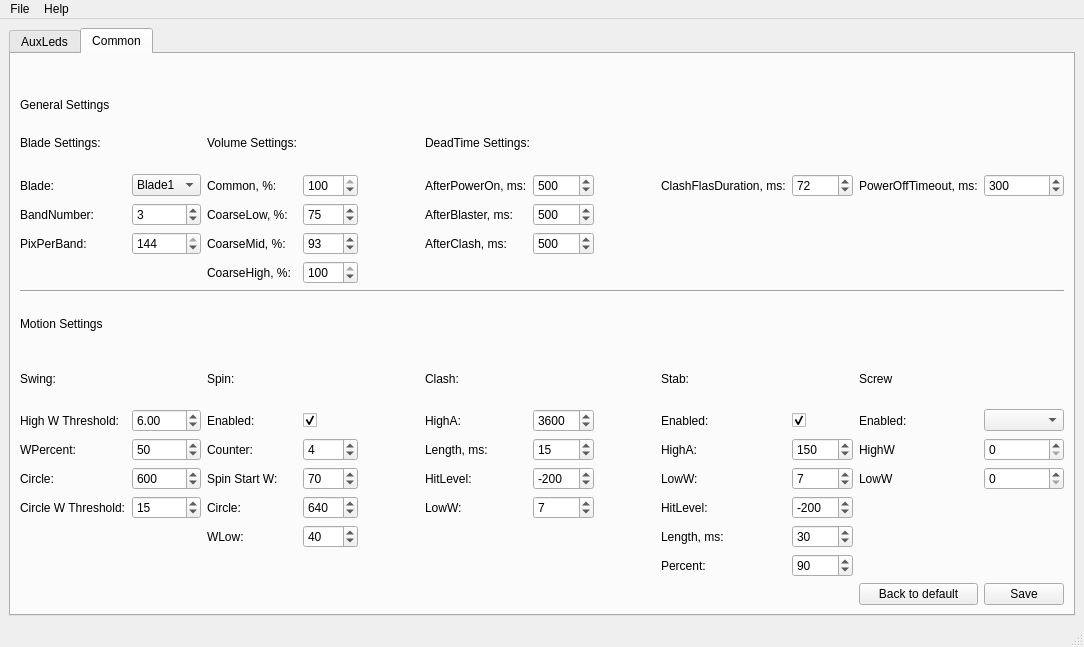
raptorbox01/profileeditor, file Design.ui: the form before one commit.
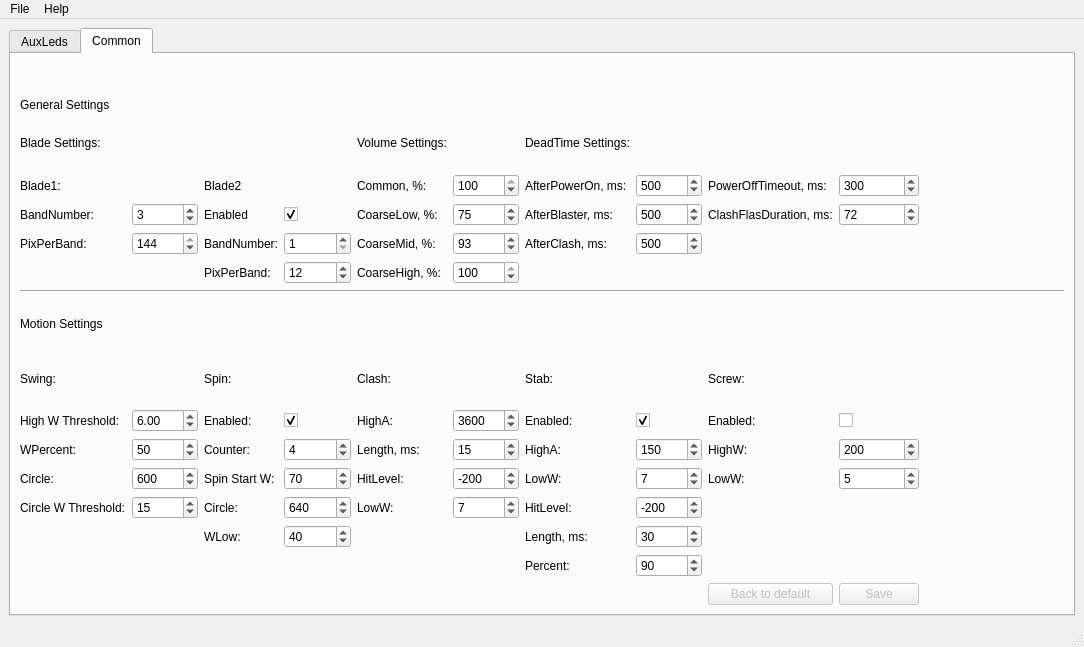
The form after the commit. The open tabs and pages were chosen to show the change.

Patch:
```diff
--- a/Design.ui
+++ b/Design.ui
@@ -592,24 +592,85 @@
         <string>Common</string>
        </attribute>
        <layout class="QGridLayout" name="gridLayout_2">
+        <item row="35" column="11">
+         <widget class="QPushButton" name="BtnSave">
+          <property name="enabled">
+           <bool>false</bool>
+          </property>
+          <property name="text">
+           <string>Save</string>
+          </property>
+         </widget>
+        </item>
+        <item row="28" column="11">
+         <widget class="QCheckBox" name="CBScrewEnabled">
+          <property name="text">
+           <string/>
+          </property>
+         </widget>
+        </item>
+        <item row="35" column="10">
+         <widget class="QPushButton" name="BtnDefault">
+          <property name="enabled">
+           <bool>false</bool>
+          </property>
+          <property name="text">
+           <string>Back to default</string>
+          </property>
+         </widget>
+        </item>
+        <item row="27" column="10">
+         <widget class="QLabel" name="LblScrew">
+          <property name="text">
+           <string>Screw:</string>
+          </property>
+         </widget>
+        </item>
+        <item row="20" column="11">
+         <widget class="QSpinBox" name="SpinClashFlashDuration">
+          <property name="maximum">
+           <number>99999</number>
+          </property>
+          <property name="value">
+           <number>72</number>
+          </property>
+         </widget>
+        </item>
+        <item row="28" column="10">
+         <widget class="QLabel" name="LblScrewEnabled">
+          <property name="text">
+           <string>Enabled:</string>
+          </property>
+         </widget>
+        </item>
         <item row="31" column="10">
-         <widget class="QLabel" name="LblStabLowW">
+         <widget class="QLabel" name="LblScrewLowW">
           <property name="text">
            <string>LowW:</string>
           </property>
          </widget>
         </item>
-        <item row="31" column="7">
-         <widget class="QLabel" name="LblClashHitLevel">
+        <item row="30" column="10">
+         <widget class="QLabel" name="LbScrewHighW">
           <property name="text">
-           <string>HitLevel:</string>
+           <string>HighW:</string>
           </property>
          </widget>
         </item>
-        <item row="32" column="7">
-         <widget class="QLabel" name="LblClashLowW">
-          <property name="text">
-           <string>LowW:</string>
+        <item row="31" column="11">
+         <widget class="QSpinBox" name="SpinScrewLowW">
+          <property name="value">
+           <number>5</number>
+          </property>
+         </widget>
+        </item>
+        <item row="30" column="11">
+         <widget class="QSpinBox" name="SpinScrewHighW">
+          <property name="maximum">
+           <number>999</number>
+          </property>
+          <property name="value">
+           <number>200</number>
           </property>
          </widget>
         </item>
@@ -636,13 +697,6 @@
           </property>
          </widget>
         </item>
-        <item row="30" column="7">
-         <widget class="QLabel" name="LblClashLength">
-          <property name="text">
-           <string>Length, ms:</string>
-          </property>
-         </widget>
-        </item>
         <item row="31" column="4">
          <widget class="QLabel" name="LblSpinW">
           <property name="text">
@@ -657,27 +711,6 @@
           </property>
          </widget>
         </item>
-        <item row="30" column="10">
-         <widget class="QLabel" name="LblStabHighA">
-          <property name="text">
-           <string>HighA:</string>
-          </property>
-         </widget>
-        </item>
-        <item row="27" column="12">
-         <widget class="QLabel" name="label_22">
-          <property name="text">
-           <string>Screw</string>
-          </property>
-         </widget>
-        </item>
-        <item row="32" column="10">
-         <widget class="QLabel" name="LblStabHitLevel">
-          <property name="text">
-           <string>HitLevel:</string>
-          </property>
-         </widget>
-        </item>
         <item row="32" column="2">
          <widget class="QLabel" name="LblCircleW">
           <property name="text">
@@ -706,27 +739,6 @@
           </property>
          </widget>
         </item>
-        <item row="35" column="13">
-         <widget class="QPushButton" name="pushButton">
-          <property name="text">
-           <string>Save</string>
-          </property>
-         </widget>
-        </item>
-        <item row="27" column="10">
-         <widget class="QLabel" name="LblStab">
-          <property name="text">
-           <string>Stab:</string>
-          </property>
-         </widget>
-        </item>
-        <item row="32" column="8">
-         <widget class="QSpinBox" name="SpinClashLowW">
-          <property name="value">
-           <number>7</number>
-          </property>
-         </widget>
-        </item>
         <item row="30" column="2">
          <widget class="QLabel" name="LblSwingWPercent">
           <property name="text">
@@ -754,13 +766,6 @@
           </property>
          </widget>
         </item>
-        <item row="33" column="10">
-         <widget class="QLabel" name="LblSpinLength">
-          <property name="text">
-           <string>Length, ms:</string>
-          </property>
-         </widget>
-        </item>
         <item row="0" column="2">
          <widget class="QLabel" name="LblGeneral">
           <property name="text">
@@ -771,52 +776,6 @@
           </property>
          </widget>
         </item>
-        <item row="35" column="12">
-         <widget class="QPushButton" name="pushButton_2">
-          <property name="text">
-           <string>Back to default</string>
-          </property>
-         </widget>
-        </item>
-        <item row="31" column="8">
-         <widget class="QSpinBox" name="SpinClashHitLevel">
-          <property name="minimum">
-           <number>-1000</number>
-          </property>
-          <property name="maximum">
-           <number>1000</number>
-          </property>
-          <property name="singleStep">
-           <number>50</number>
-          </property>
-          <property name="value">
-           <number>-200</number>
-          </property>
-         </widget>
-        </item>
-        <item row="28" column="8">
-         <widget class="QSpinBox" name="SpinClashHighA">
-          <property name="minimum">
-           <number>1000</number>
-          </property>
-          <property name="maximum">
-           <number>9999</number>
-          </property>
-          <property name="value">
-           <number>3600</number>
-          </property>
-         </widget>
-        </item>
-        <item row="30" column="8">
-         <widget class="QSpinBox" name="QSpinLength">
-          <property name="maximum">
-           <number>9999</number>
-          </property>
-          <property name="value">
-           <number>15</number>
-          </property>
-         </widget>
-        </item>
         <item row="30" column="5">
          <widget class="QSpinBox" name="SpinSpinCounter">
           <property name="minimum">
@@ -843,13 +802,6 @@
           </property>
          </widget>
         </item>
-        <item row="28" column="7">
-         <widget class="QLabel" name="LblClashHighA">
-          <property name="text">
-           <string>HighA:</string>
-          </property>
-         </widget>
-        </item>
         <item row="20" column="3">
          <widget class="QSpinBox" name="SpinBand">
           <property name="minimum">
@@ -863,24 +815,10 @@
           </property>
          </widget>
         </item>
-        <item row="11" column="4">
-         <widget class="QLabel" name="LblCommon">
-          <property name="text">
-           <string>Common, %:</string>
-          </property>
-         </widget>
-        </item>
         <item row="11" column="2">
          <widget class="QLabel" name="LblBlade">
           <property name="text">
-           <string>Blade:</string>
-          </property>
-         </widget>
-        </item>
-        <item row="34" column="10">
-         <widget class="QLabel" name="LblStabPercent">
-          <property name="text">
-           <string>Percent:</string>
+           <string>Blade1:</string>
           </property>
          </widget>
         </item>
@@ -897,23 +835,6 @@
           </property>
          </widget>
         </item>
-        <item row="20" column="5">
-         <widget class="QSpinBox" name="SpinCoarseLow">
-          <property name="maximum">
-           <number>100</number>
-          </property>
-          <property name="value">
-           <number>75</number>
-          </property>
-         </widget>
-        </item>
-        <item row="11" column="10">
-         <widget class="QLabel" name="LblClashFlashDuration">
-          <property name="text">
-           <string>ClashFlasDuration, ms:</string>
-          </property>
-         </widget>
-        </item>
         <item row="20" column="2">
          <widget class="QLabel" name="LblBandNumber">
           <property name="text">
@@ -921,20 +842,6 @@
           </property>
          </widget>
         </item>
-        <item row="28" column="10">
-         <widget class="QLabel" name="LblEnabled">
-          <property name="text">
-           <string>Enabled:</string>
-          </property>
-         </widget>
-        </item>
-        <item row="21" column="4">
-         <widget class="QLabel" name="LblCOarseMid">
-          <property name="text">
-           <string>CoarseMid, %:</string>
-          </property>
-         </widget>
-        </item>
         <item row="1" column="2">
          <widget class="QLabel" name="LblBladeSettings">
           <property name="text">
@@ -962,60 +869,6 @@
           </property>
          </widget>
         </item>
-        <item row="11" column="11">
-         <widget class="QSpinBox" name="SpinClashFlashDuration">
-          <property name="maximum">
-           <number>99999</number>
-          </property>
-          <property name="value">
-           <number>72</number>
-          </property>
-         </widget>
-        </item>
-        <item row="1" column="4">
-         <widget class="QLabel" name="LblVolume">
-          <property name="text">
-           <string>Volume Settings:</string>
-          </property>
-         </widget>
-        </item>
-        <item row="20" column="8">
-         <widget class="QSpinBox" name="SpinAfterBlaster">
-          <property name="maximum">
-           <number>99999</number>
-          </property>
-          <property name="value">
-           <number>500</number>
-          </property>
-         </widget>
-        </item>
-        <item row="22" column="5">
-         <widget class="QSpinBox" name="SpinCoarseHigh">
-          <property name="maximum">
-           <number>100</number>
-          </property>
-          <property name="value">
-           <number>100</number>
-          </property>
-         </widget>
-        </item>
-        <item row="11" column="5">
-         <widget class="QSpinBox" name="SpinCommon">
-          <property name="maximum">
-           <number>100</number>
-          </property>
-          <property name="value">
-           <number>100</number>
-          </property>
-         </widget>
-        </item>
-        <item row="11" column="7">
-         <widget class="QLabel" name="LblAfterPowerOn">
-          <property name="text">
-           <string>AfterPowerOn, ms:</string>
-          </property>
-         </widget>
-        </item>
         <item row="28" column="4">
          <widget class="QLabel" name="LBLSpinEnabled">
           <property name="text">
@@ -1023,51 +876,6 @@
           </property>
          </widget>
         </item>
-        <item row="20" column="4">
-         <widget class="QLabel" name="LblCoarceLow">
-          <property name="text">
-           <string>CoarseLow, %:</string>
-          </property>
-         </widget>
-        </item>
-        <item row="11" column="12">
-         <widget class="QLabel" name="LblPowerOffTimeout">
-          <property name="text">
-           <string>PowerOffTimeout, ms:</string>
-          </property>
-         </widget>
-        </item>
-        <item row="11" column="3">
-         <widget class="QComboBox" name="CBBlade">
-          <item>
-           <property name="text">
-            <string>Blade1</string>
-           </property>
-          </item>
-          <item>
-           <property name="text">
-            <string>Blade2</string>
-           </property>
-          </item>
-         </widget>
-        </item>
-        <item row="21" column="7">
-         <widget class="QLabel" name="LblAfterClash">
-          <property name="text">
-           <string>AfterClash, ms:</string>
-          </property>
-         </widget>
-        </item>
-        <item row="21" column="5">
-         <widget class="QSpinBox" name="SpinCoarseMid">
-          <property name="maximum">
-           <number>100</number>
-          </property>
-          <property name="value">
-           <number>93</number>
-          </property>
-         </widget>
-        </item>
         <item row="21" column="2">
          <widget class="QLabel" name="LblPixPerBand">
           <property name="text">
@@ -1075,13 +883,6 @@
           </property>
          </widget>
         </item>
-        <item row="22" column="4">
-         <widget class="QLabel" name="LblCoarseHigh">
-          <property name="text">
-           <string>CoarseHigh, %:</string>
-          </property>
-         </widget>
-        </item>
         <item row="31" column="3">
          <widget class="QSpinBox" name="SpinSwingCircle">
           <property name="maximum">
@@ -1092,23 +893,6 @@
           </property>
          </widget>
         </item>
-        <item row="11" column="8">
-         <widget class="QSpinBox" name="SpinAfterPowerOn">
-          <property name="maximum">
-           <number>99999</number>
-          </property>
-          <property name="value">
-           <number>500</number>
-          </property>
-         </widget>
-        </item>
-        <item row="20" column="7">
-         <widget class="QLabel" name="LblAfterBlaster">
-          <property name="text">
-           <string>AfterBlaster, ms:</string>
-          </property>
-         </widget>
-        </item>
         <item row="28" column="2">
          <widget class="QLabel" name="LblSwingHighW">
           <property name="text">
@@ -1116,26 +900,6 @@
           </property>
          </widget>
         </item>
-        <item row="21" column="8">
-         <widget class="QSpinBox" name="SpinAfterClash">
-          <property name="maximum">
-           <number>99999</number>
-          </property>
-          <property name="value">
-           <number>500</number>
-          </property>
-         </widget>
-        </item>
-        <item row="11" column="13">
-         <widget class="QSpinBox" name="SpinPowerOffTimeout">
-          <property name="maximum">
-           <number>99999</number>
-          </property>
-          <property name="value">
-           <number>300</number>
-          </property>
-         </widget>
-        </item>
         <item row="27" column="4">
          <widget class="QLabel" name="LBLSpin">
           <property name="text">
@@ -1150,14 +914,286 @@
           </property>
          </widget>
         </item>
-        <item row="27" column="7">
+        <item row="28" column="3">
+         <widget class="QDoubleSpinBox" name="DSpinSwingHighW">
+          <property name="maximum">
+           <double>99.989999999999995</double>
+          </property>
+          <property name="value">
+           <double>6.000000000000000</double>
+          </property>
+         </widget>
+        </item>
+        <item row="28" column="5">
+         <widget class="QCheckBox" name="CBEnabled">
+          <property name="text">
+           <string/>
+          </property>
+          <property name="checked">
+           <bool>true</bool>
+          </property>
+         </widget>
+        </item>
+        <item row="11" column="4">
+         <widget class="QLabel" name="LblBlade2">
+          <property name="text">
+           <string>Blade2</string>
+          </property>
+         </widget>
+        </item>
+        <item row="22" column="4">
+         <widget class="QLabel" name="LblPixPerBand_2">
+          <property name="text">
+           <string>PixPerBand:</string>
+          </property>
+         </widget>
+        </item>
+        <item row="1" column="6">
+         <widget class="QLabel" name="LblVolume">
+          <property name="text">
+           <string>Volume Settings:</string>
+          </property>
+         </widget>
+        </item>
+        <item row="22" column="5">
+         <widget class="QSpinBox" name="spinBox_2">
+          <property name="maximum">
+           <number>144</number>
+          </property>
+          <property name="value">
+           <number>12</number>
+          </property>
+         </widget>
+        </item>
+        <item row="30" column="7">
+         <widget class="QSpinBox" name="QSpinLength">
+          <property name="maximum">
+           <number>9999</number>
+          </property>
+          <property name="value">
+           <number>15</number>
+          </property>
+         </widget>
+        </item>
+        <item row="21" column="4">
+         <widget class="QLabel" name="LblBandNumber_2">
+          <property name="text">
+           <string>BandNumber:</string>
+          </property>
+         </widget>
+        </item>
+        <item row="21" column="5">
+         <widget class="QSpinBox" name="SpinBandNumber">
+          <property name="minimum">
+           <number>1</number>
+          </property>
+          <property name="maximum">
+           <number>10</number>
+          </property>
+          <property name="value">
+           <number>1</number>
+          </property>
+         </widget>
+        </item>
+        <item row="31" column="6">
+         <widget class="QLabel" name="LblClashHitLevel">
+          <property name="text">
+           <string>HitLevel:</string>
+          </property>
+         </widget>
+        </item>
+        <item row="30" column="6">
+         <widget class="QLabel" name="LblClashLength">
+          <property name="text">
+           <string>Length, ms:</string>
+          </property>
+         </widget>
+        </item>
+        <item row="28" column="6">
+         <widget class="QLabel" name="LblClashHighA">
+          <property name="text">
+           <string>HighA:</string>
+          </property>
+         </widget>
+        </item>
+        <item row="31" column="7">
+         <widget class="QSpinBox" name="SpinClashHitLevel">
+          <property name="minimum">
+           <number>-1000</number>
+          </property>
+          <property name="maximum">
+           <number>1000</number>
+          </property>
+          <property name="singleStep">
+           <number>50</number>
+          </property>
+          <property name="value">
+           <number>-200</number>
+          </property>
+         </widget>
+        </item>
+        <item row="21" column="6">
+         <widget class="QLabel" name="LblCOarseMid">
+          <property name="text">
+           <string>CoarseMid, %:</string>
+          </property>
+         </widget>
+        </item>
+        <item row="11" column="6">
+         <widget class="QLabel" name="LblCommon">
+          <property name="text">
+           <string>Common, %:</string>
+          </property>
+         </widget>
+        </item>
+        <item row="22" column="6">
+         <widget class="QLabel" name="LblCoarseHigh">
+          <property name="text">
+           <string>CoarseHigh, %:</string>
+          </property>
+         </widget>
+        </item>
+        <item row="27" column="6">
          <widget class="QLabel" name="LblClash">
           <property name="text">
            <string>Clash:</string>
           </property>
          </widget>
         </item>
-        <item row="30" column="11">
+        <item row="20" column="6">
+         <widget class="QLabel" name="LblCoarceLow">
+          <property name="text">
+           <string>CoarseLow, %:</string>
+          </property>
+         </widget>
+        </item>
+        <item row="32" column="6">
+         <widget class="QLabel" name="LblClashLowW">
+          <property name="text">
+           <string>LowW:</string>
+          </property>
+         </widget>
+        </item>
+        <item row="28" column="7">
+         <widget class="QSpinBox" name="SpinClashHighA">
+          <property name="minimum">
+           <number>1000</number>
+          </property>
+          <property name="maximum">
+           <number>9999</number>
+          </property>
+          <property name="value">
+           <number>3600</number>
+          </property>
+         </widget>
+        </item>
+        <item row="32" column="7">
+         <widget class="QSpinBox" name="SpinClashLowW">
+          <property name="value">
+           <number>7</number>
+          </property>
+         </widget>
+        </item>
+        <item row="11" column="7">
+         <widget class="QSpinBox" name="SpinCommon">
+          <property name="maximum">
+           <number>100</number>
+          </property>
+          <property name="value">
+           <number>100</number>
+          </property>
+         </widget>
+        </item>
+        <item row="20" column="7">
+         <widget class="QSpinBox" name="SpinCoarseLow">
+          <property name="maximum">
+           <number>100</number>
+          </property>
+          <property name="value">
+           <number>75</number>
+          </property>
+         </widget>
+        </item>
+        <item row="21" column="7">
+         <widget class="QSpinBox" name="SpinCoarseMid">
+          <property name="maximum">
+           <number>100</number>
+          </property>
+          <property name="value">
+           <number>93</number>
+          </property>
+         </widget>
+        </item>
+        <item row="22" column="7">
+         <widget class="QSpinBox" name="SpinCoarseHigh">
+          <property name="maximum">
+           <number>100</number>
+          </property>
+          <property name="value">
+           <number>100</number>
+          </property>
+         </widget>
+        </item>
+        <item row="31" column="8">
+         <widget class="QLabel" name="LblStabLowW">
+          <property name="text">
+           <string>LowW:</string>
+          </property>
+         </widget>
+        </item>
+        <item row="27" column="8">
+         <widget class="QLabel" name="LblStab">
+          <property name="text">
+           <string>Stab:</string>
+          </property>
+         </widget>
+        </item>
+        <item row="28" column="8">
+         <widget class="QLabel" name="LblEnabled">
+          <property name="text">
+           <string>Enabled:</string>
+          </property>
+         </widget>
+        </item>
+        <item row="30" column="8">
+         <widget class="QLabel" name="LblStabHighA">
+          <property name="text">
+           <string>HighA:</string>
+          </property>
+         </widget>
+        </item>
+        <item row="32" column="8">
+         <widget class="QLabel" name="LblStabHitLevel">
+          <property name="text">
+           <string>HitLevel:</string>
+          </property>
+         </widget>
+        </item>
+        <item row="33" column="8">
+         <widget class="QLabel" name="LblSpinLength">
+          <property name="text">
+           <string>Length, ms:</string>
+          </property>
+         </widget>
+        </item>
+        <item row="34" column="8">
+         <widget class="QLabel" name="LblStabPercent">
+          <property name="text">
+           <string>Percent:</string>
+          </property>
+         </widget>
+        </item>
+        <item row="28" column="9">
+         <widget class="QCheckBox" name="CBStabEnabled">
+          <property name="text">
+           <string/>
+          </property>
+          <property name="checked">
+           <bool>true</bool>
+          </property>
+         </widget>
+        </item>
+        <item row="30" column="9">
          <widget class="QSpinBox" name="SpinStabHighA">
           <property name="maximum">
            <number>9999</number>
@@ -1170,14 +1206,21 @@
           </property>
          </widget>
         </item>
-        <item row="31" column="11">
+        <item row="31" column="9">
          <widget class="QSpinBox" name="SpinStabLowW">
           <property name="value">
            <number>7</number>
           </property>
          </widget>
         </item>
-        <item row="32" column="11">
+        <item row="11" column="10">
+         <widget class="QLabel" name="LblPowerOffTimeout">
+          <property name="text">
+           <string>PowerOffTimeout, ms:</string>
+          </property>
+         </widget>
+        </item>
+        <item row="32" column="9">
          <widget class="QSpinBox" name="SpinStabHitLevel">
           <property name="minimum">
            <number>-9999</number>
@@ -1190,14 +1233,14 @@
           </property>
          </widget>
         </item>
-        <item row="33" column="11">
+        <item row="33" column="9">
          <widget class="QSpinBox" name="SpinStabLength">
           <property name="value">
            <number>30</number>
           </property>
          </widget>
         </item>
-        <item row="34" column="11">
+        <item row="34" column="9">
          <widget class="QSpinBox" name="SpinStabPercent">
           <property name="maximum">
            <number>100</number>
@@ -1207,65 +1250,83 @@
           </property>
          </widget>
         </item>
-        <item row="28" column="12">
-         <widget class="QLabel" name="label_42">
-          <property name="text">
-           <string>Enabled:</string>
-          </property>
-         </widget>
-        </item>
-        <item row="30" column="12">
-         <widget class="QLabel" name="label_43">
-          <property name="text">
-           <string>HighW</string>
-          </property>
-         </widget>
-        </item>
-        <item row="31" column="12">
-         <widget class="QLabel" name="label_44">
-          <property name="text">
-           <string>LowW</string>
-          </property>
-         </widget>
-        </item>
-        <item row="28" column="13">
-         <widget class="QComboBox" name="comboBox_4"/>
-        </item>
-        <item row="30" column="13">
-         <widget class="QSpinBox" name="spinBox_29"/>
-        </item>
-        <item row="31" column="13">
-         <widget class="QSpinBox" name="spinBox_30"/>
-        </item>
-        <item row="1" column="7" colspan="2">
+        <item row="1" column="8">
          <widget class="QLabel" name="LblDeadTimeSettings">
           <property name="text">
            <string>DeadTime Settings:</string>
           </property>
          </widget>
         </item>
-        <item row="28" column="3">
-         <widget class="QDoubleSpinBox" name="DSpinSwingHighW">
+        <item row="11" column="8">
+         <widget class="QLabel" name="LblAfterPowerOn">
+          <property name="text">
+           <string>AfterPowerOn, ms:</string>
+          </property>
+         </widget>
+        </item>
+        <item row="20" column="8">
+         <widget class="QLabel" name="LblAfterBlaster">
+          <property name="text">
+           <string>AfterBlaster, ms:</string>
+          </property>
+         </widget>
+        </item>
+        <item row="21" column="8">
+         <widget class="QLabel" name="LblAfterClash">
+          <property name="text">
+           <string>AfterClash, ms:</string>
+          </property>
+         </widget>
+        </item>
+        <item row="11" column="9">
+         <widget class="QSpinBox" name="SpinAfterPowerOn">
           <property name="maximum">
-           <double>99.989999999999995</double>
+           <number>99999</number>
           </property>
           <property name="value">
-           <double>6.000000000000000</double>
+           <number>500</number>
           </property>
          </widget>
         </item>
-        <item row="28" column="5">
-         <widget class="QCheckBox" name="CBEnabled">
+        <item row="20" column="9">
+         <widget class="QSpinBox" name="SpinAfterBlaster">
+          <property name="maximum">
+           <number>99999</number>
+          </property>
+          <property name="value">
+           <number>500</number>
+          </property>
+         </widget>
+        </item>
+        <item row="21" column="9">
+         <widget class="QSpinBox" name="SpinAfterClash">
+          <property name="maximum">
+           <number>99999</number>
+          </property>
+          <property name="value">
+           <number>500</number>
+          </property>
+         </widget>
+        </item>
+        <item row="20" column="10">
+         <widget class="QLabel" name="LblClashFlashDuration">
           <property name="text">
-           <string/>
+           <string>ClashFlasDuration, ms:</string>
           </property>
-          <property name="checked">
-           <bool>true</bool>
+         </widget>
+        </item>
+        <item row="11" column="11">
+         <widget class="QSpinBox" name="SpinPowerOffTimeout">
+          <property name="maximum">
+           <number>99999</number>
           </property>
+          <property name="value">
+           <number>300</number>
+          </property>
          </widget>
         </item>
-        <item row="28" column="11">
-         <widget class="QCheckBox" name="CBStabEnabled">
+        <item row="20" column="5">
+         <widget class="QCheckBox" name="CBBlade2Enabled">
           <property name="text">
            <string/>
           </property>
@@ -1274,6 +1335,13 @@
           </property>
          </widget>
         </item>
+        <item row="20" column="4">
+         <widget class="QLabel" name="label">
+          <property name="text">
+           <string>Enabled</string>
+          </property>
+         </widget>
+        </item>
        </layout>
       </widget>
      </widget>
```
Left out of the diff: 2 changed lines with no effect on the pictures.
